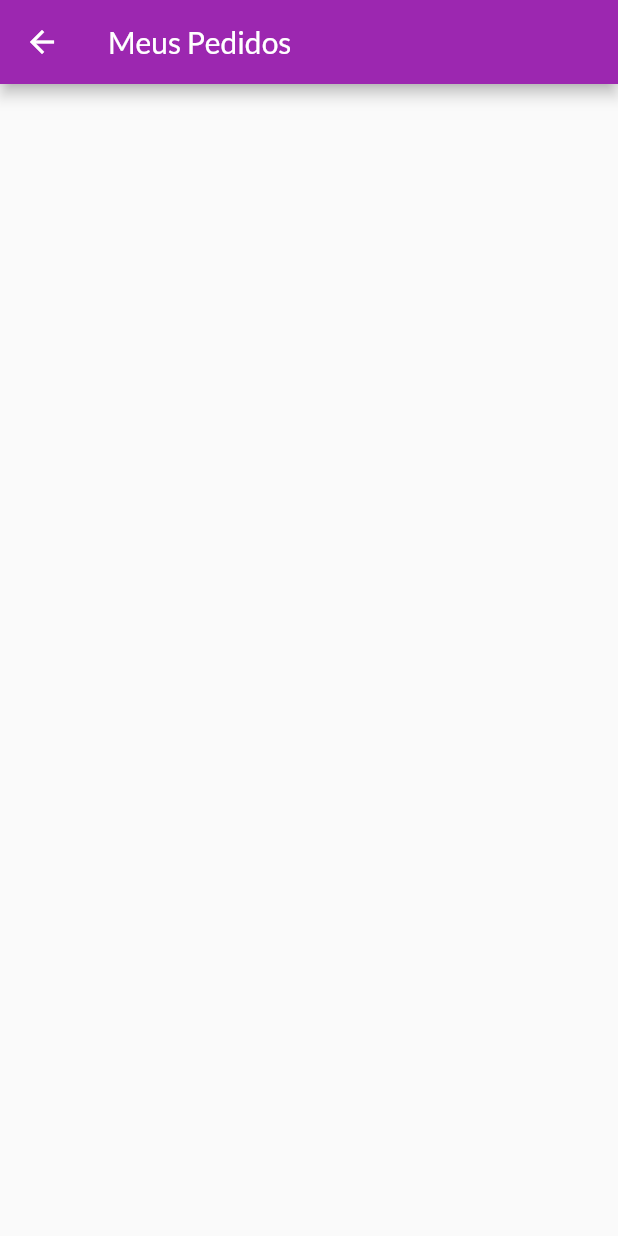
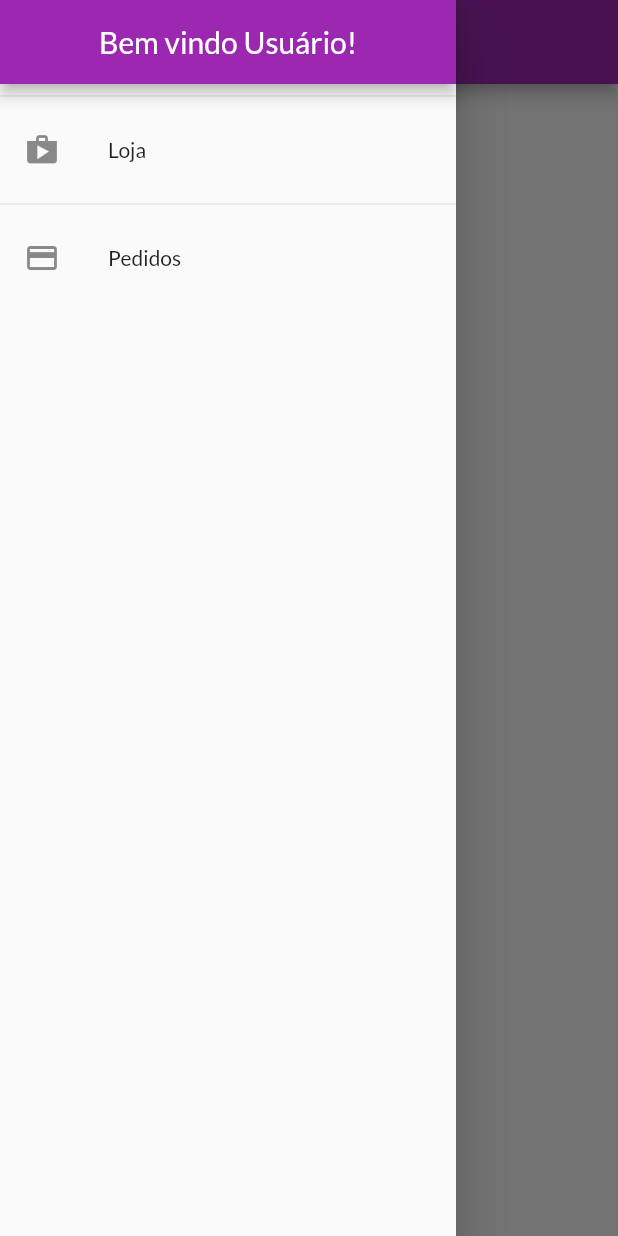
Before and after one commit to munizdiogo/shop, a Flutter app: the OrdersScreen screen opened by its route, with the side drawer open (before the commit the screen has no drawer), on a phone screen of 412 x 824 dp. Run offline on Flutter 3.47's test engine with Material 2 defaults, Android fonts, the phone set to English and light mode, and no system bars; network calls fail.

Commit message:
229- Navegação com Drawer.

```diff
--- a/lib/main.dart
+++ b/lib/main.dart
@@ -35,8 +35,9 @@ class MyApp extends StatelessWidget {
             primarySwatch: Colors.purple,
             accentColor: Colors.deepOrange,
             fontFamily: 'Lato'),
-        home: ProductOverviewScreen(),
+        // home: ProductOverviewScreen(),
         routes: {
+          AppRoutes.HOME: (ctx) => ProductOverviewScreen(),
           AppRoutes.PRODUCT_DETAIL: (ctx) => ProductDetailScreen(),
           AppRoutes.CART: (ctx) => CartScreen(),
           AppRoutes.ORDERS: (ctx) => OrdersScreen(),
--- a/lib/views/orders_screen.dart
+++ b/lib/views/orders_screen.dart
@@ -1,4 +1,5 @@
 import 'package:flutter/material.dart';
+import 'package:shop/widgets/app_drawer.dart';
 
 class OrdersScreen extends StatelessWidget {
   @override
@@ -7,7 +8,7 @@ class OrdersScreen extends StatelessWidget {
       appBar: AppBar(
         title: Text('Meus Pedidos'),
       ),
-
+      drawer: AppDrawer(),
     );
   }
 }
--- a/lib/views/products_overview_screen.dart
+++ b/lib/views/products_overview_screen.dart
@@ -1,6 +1,7 @@
 import 'package:flutter/material.dart';
 import 'package:provider/provider.dart';
 import 'package:shop/utils/app_routes.dart';
+import 'package:shop/widgets/app_drawer.dart';
 import '../providers/cart.dart';
 import '../widgets/product_grid.dart';
 import '../widgets/badge.dart';
@@ -63,6 +64,7 @@ class _ProductOverviewScreenState extends State<ProductOverviewScreen> {
         ],
       ),
       body: ProductGrid(_showFavoriteOnly),
+      drawer: AppDrawer(),
     );
   }
 }
--- /dev/null
+++ b/lib/widgets/app_drawer.dart
@@ -0,0 +1,39 @@
+import 'package:flutter/material.dart';
+import 'package:shop/utils/app_routes.dart';
+
+class AppDrawer extends StatelessWidget {
+  @override
+  Widget build(BuildContext context) {
+    return Drawer(
+      child: Column(
+        children: [
+          AppBar(
+            title: Text('Bem vindo Usuário!'),
+            automaticallyImplyLeading: false,
+            centerTitle: true,
+          ),
+          Divider(),
+          ListTile(
+            leading: Icon(Icons.shop),
+            title: Text('Loja'),
+            onTap: (){
+              Navigator.of(context).pushReplacementNamed(
+                AppRoutes.HOME
+              );
+            },
+          ),
+          Divider(),
+          ListTile(
+            leading: Icon(Icons.payment),
+            title: Text('Pedidos'),
+            onTap: (){
+              Navigator.of(context).pushReplacementNamed(
+                AppRoutes.ORDERS
+              );
+            },
+          ),
+        ],
+      ),
+    );
+  }
+}
```
